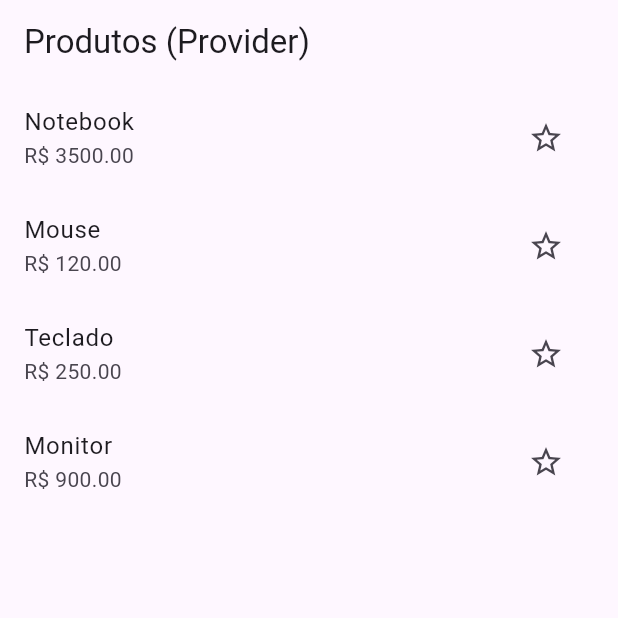
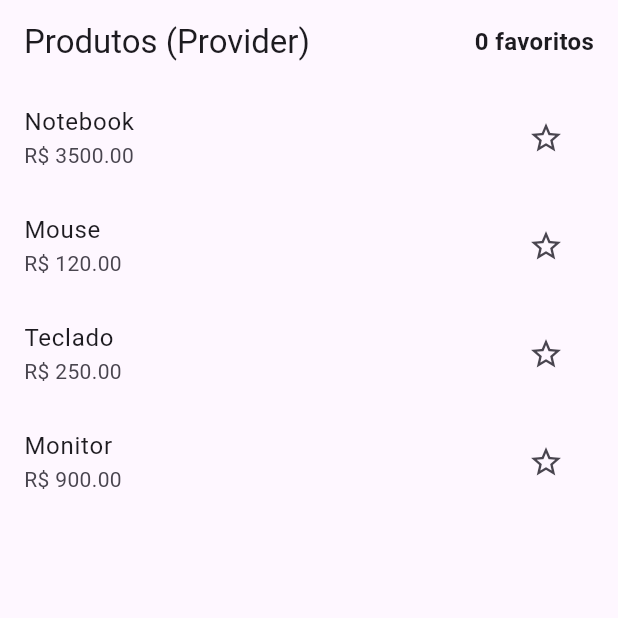
Before and after one commit to Zimbicki/atividade05_ImplementacaoState, a Flutter app: the screen it shows after launch, on a phone screen of 412 x 824 dp, the top half of it. Run offline on Flutter 3.47's test engine with Material 3 defaults, Android fonts, the phone set to English and light mode, and no system bars; our stand-ins replace flutter_bloc, flutter_riverpod.

Commit message:
feat: implementado contador de favoritos

```diff
--- a/lib/presentation/pages/product_list_page.dart
+++ b/lib/presentation/pages/product_list_page.dart
@@ -11,6 +11,25 @@ class ProductListPage extends StatelessWidget {
     return Scaffold(
       appBar: AppBar(
         title: const Text('Produtos (Provider)'),
+        actions: [
+          Consumer<ProductProvider>(
+            builder: (context, provider, child) {
+              final favoritesCount = provider.products.where((p) => p.favorite).length;
+              return Padding(
+                padding: const EdgeInsets.only(right: 16.0),
+                child: Center(
+                  child: Text(
+                    '$favoritesCount favoritos',
+                    style: const TextStyle(
+                      fontSize: 16,
+                      fontWeight: FontWeight.bold,
+                    ),
+                  ),
+                ),
+              );
+            },
+          ),
+        ],
       ),
       body: Consumer<ProductProvider>(
         builder: (context, provider, child) {
```
Also changed, not shown: lib/presentation/pages/home_page.dart (deleted, +0 -47 lines), lib/state/provider/counter_provider.dart (deleted, +0 -16 lines).
